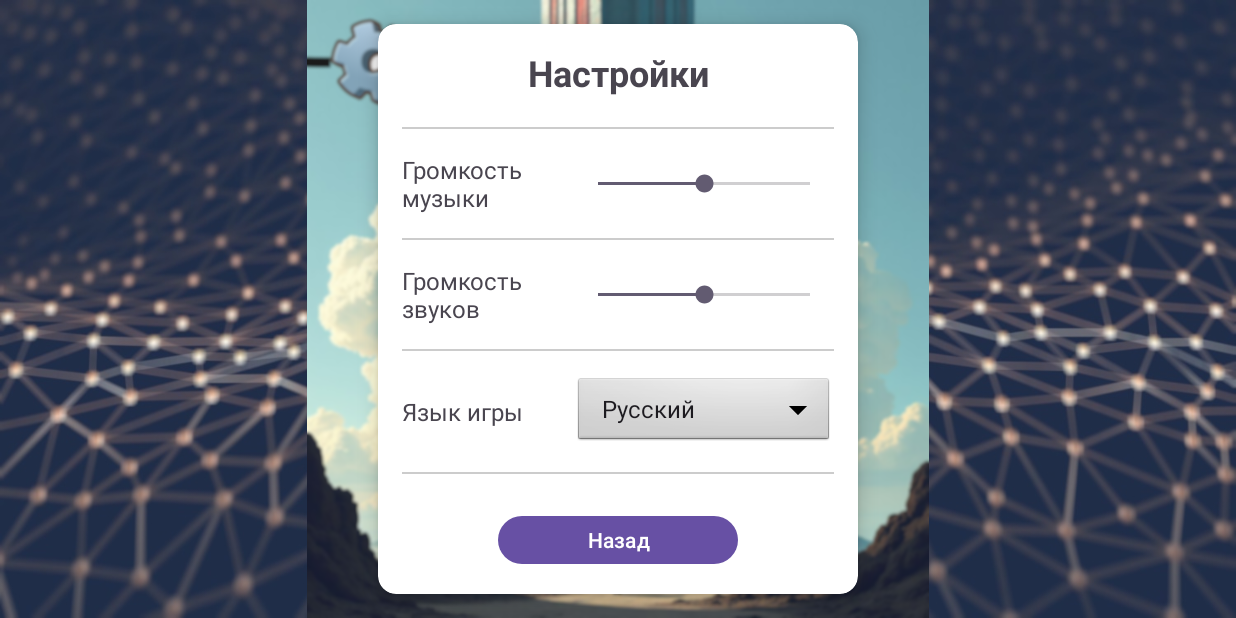
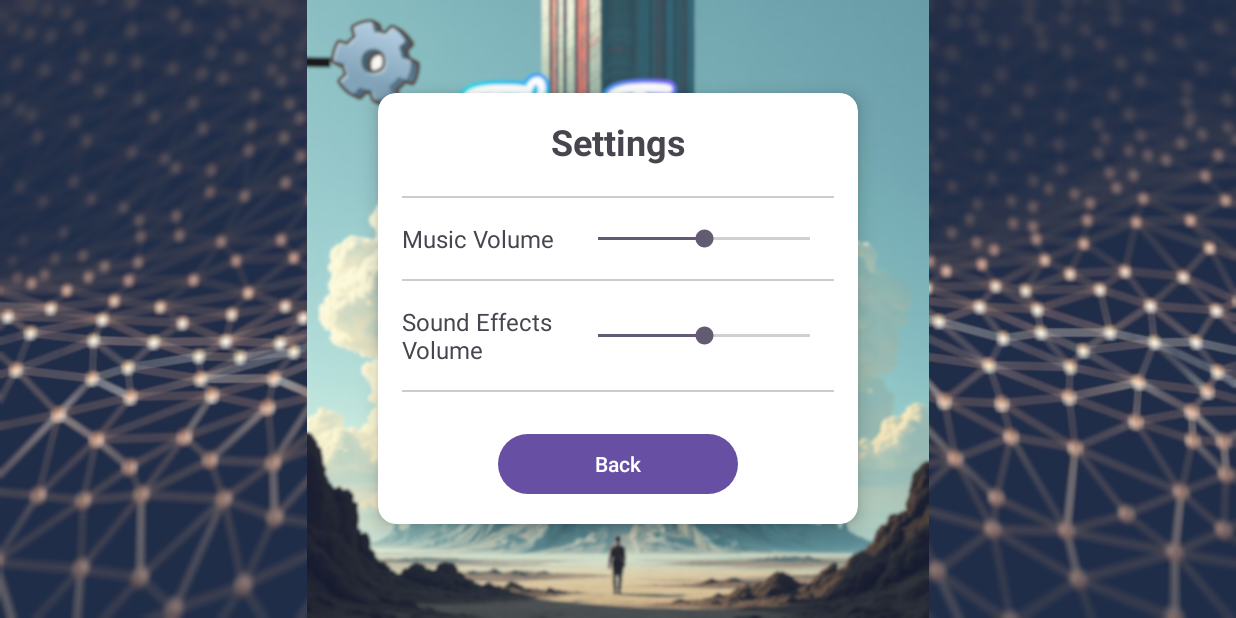
Before and after one commit to Gennadiy-Korobeynikov/TheTower, an Android app: the SettingsFragment screen opened through its navigation route, on a phone screen of 824 x 412 dp (held sideways). Run offline under Robolectric (Android 15) with nearby library versions, the phone set to English and light mode, and no system bars; 3 statements that could not run were skipped.

Commit message:
Bug fixed

```diff
--- a/app/src/main/java/com/tpu/thetower/MainActivity.kt
+++ b/app/src/main/java/com/tpu/thetower/MainActivity.kt
@@ -1,11 +1,9 @@
 package com.tpu.thetower
 
-import android.content.Context
 import android.os.Bundle
 import android.view.View
 import androidx.activity.enableEdgeToEdge
 import androidx.appcompat.app.AppCompatActivity
-import java.io.File
 
 class MainActivity : AppCompatActivity() {
 
@@ -18,22 +16,10 @@ class MainActivity : AppCompatActivity() {
         enableEdgeToEdge()
         setContentView(R.layout.activity_main)
 
-        musicManager = MusicManager.getInstance()
-        soundManager = SoundManager.getInstance()
-        saveManager = SaveManager.getInstance()
-
-
-        val gameData = saveManager.readData(this)
-        val savedMusicVolume = gameData?.gameSettings?.musicVolume ?: 0.5f
-        val savedSoundVolume = gameData?.gameSettings?.soundVolume ?: 0.5f
-
-        musicManager.setVolume(savedMusicVolume)
-        soundManager.setVolume(savedSoundVolume)
+        loadSettings()
 
 //        deleteJsonFile(this, "save_file.json")
-//
 //        copyJsonFromAssets(this, "save_file.json")
-
 
 
         window.decorView.apply {
@@ -46,6 +32,21 @@ class MainActivity : AppCompatActivity() {
         }
 
     }
+
+    fun loadSettings() {
+        musicManager = MusicManager.getInstance()
+        soundManager = SoundManager.getInstance()
+        saveManager = SaveManager.getInstance()
+
+
+        val gameData = saveManager.readData(this)
+        val savedMusicVolume = gameData?.gameSettings?.musicVolume ?: 0.5f
+        val savedSoundVolume = gameData?.gameSettings?.soundVolume ?: 0.5f
+
+        musicManager.setVolume(savedMusicVolume)
+        soundManager.setVolume(savedSoundVolume)
+    }
+
 
 
 
--- a/app/src/main/java/com/tpu/thetower/MusicManager.kt
+++ b/app/src/main/java/com/tpu/thetower/MusicManager.kt
@@ -64,7 +64,6 @@ class MusicManager private constructor()  {
         mediaPlayer?.setVolume(this.volume, this.volume)
     }
 
-
     fun getCurrentMusic(): Int {
         return currentMusic
     }
--- a/app/src/main/java/com/tpu/thetower/fragments/Lvl0Fragment.kt
+++ b/app/src/main/java/com/tpu/thetower/fragments/Lvl0Fragment.kt
@@ -2,19 +2,15 @@ package com.tpu.thetower.fragments
 
 import android.content.pm.PackageManager
 import android.os.Bundle
-import androidx.fragment.app.Fragment
 import android.view.View
 import android.widget.Button
 import android.widget.ImageButton
 import android.widget.ImageView
-import android.widget.Toast
 import androidx.core.content.ContextCompat
 import androidx.core.os.bundleOf
-import androidx.fragment.app.setFragmentResult
-import androidx.transition.Visibility
+import androidx.fragment.app.Fragment
 import com.tpu.thetower.FragmentManager
 import com.tpu.thetower.MusicManager
-import com.tpu.thetower.PermissionManager
 import com.tpu.thetower.R
 import com.tpu.thetower.SoundManager
 import com.tpu.thetower.databinding.FragmentLvl0Binding
@@ -56,12 +52,9 @@ class Lvl0Fragment : Fragment(R.layout.fragment_lvl0) {
         }
         else
             startAwakeningAnim()
-
-
     }
 
     private fun bindView() {
-
         btnToElevator= binding.btnToElevator
         btnToPuzzle1 = binding.btnToPuzzle1
         ivDarkness  = binding.ivDarkness
@@ -71,8 +64,6 @@ class Lvl0Fragment : Fragment(R.layout.fragment_lvl0) {
     }
 
     private fun setListeners() {
-
-
         btnToElevator.setOnClickListener {
             FragmentManager.changeBG(this, R.id.action_global_elevatorFragment)
             FragmentManager.showGoBackArrow(requireActivity())
@@ -84,8 +75,6 @@ class Lvl0Fragment : Fragment(R.layout.fragment_lvl0) {
             FragmentManager.showGoBackArrow(requireActivity())
             //getPermissions()
         }
-
-
 
         ivDarkness.setOnClickListener {
             FragmentManager.showDialog(requireActivity())
@@ -122,7 +111,6 @@ class Lvl0Fragment : Fragment(R.layout.fragment_lvl0) {
                         soundManager.playSound(R.raw.sound_of_a_flashlight)
                         ivDarkness.visibility = View.VISIBLE
                     }
-
                 }
             }
         }
@@ -148,7 +136,6 @@ class Lvl0Fragment : Fragment(R.layout.fragment_lvl0) {
                     "testt",
                     bundleOf("test" to "Ах, голова раскалывается. Где я?")
                 )
-
                 getPermissions() // Временно просим разрешения здесь
             }
             .start()
@@ -163,11 +150,10 @@ class Lvl0Fragment : Fragment(R.layout.fragment_lvl0) {
         soundManager.loadSound(requireContext(), R.raw.sound_of_an_elevator_door_opening)
     }
 
-
     override fun onDestroy() {
         super.onDestroy()
+
         flashlightManager.unregister()
-        soundManager.release()
     }
 
     override fun onResume() {
@@ -176,4 +162,9 @@ class Lvl0Fragment : Fragment(R.layout.fragment_lvl0) {
         musicManager.playMusic(requireContext(), R.raw.soundtrack_2)
     }
 
+    override fun onPause() {
+        super.onPause()
+
+        musicManager.pauseMusic()
+    }
 }
--- a/app/src/main/java/com/tpu/thetower/fragments/SettingsFragment.kt
+++ b/app/src/main/java/com/tpu/thetower/fragments/SettingsFragment.kt
@@ -2,10 +2,8 @@ package com.tpu.thetower.fragments
 
 import android.os.Bundle
 import android.view.View
-import android.widget.ArrayAdapter
 import android.widget.Button
 import android.widget.SeekBar
-import android.widget.Spinner
 import androidx.fragment.app.Fragment
 import com.tpu.thetower.FragmentManager
 import com.tpu.thetower.MusicManager
@@ -17,22 +15,35 @@ import com.tpu.thetower.databinding.FragmentSettingsBinding
 
 class SettingsFragment : Fragment(R.layout.fragment_settings) {
 
+    private lateinit var binding: FragmentSettingsBinding
+
     private lateinit var musicManager: MusicManager
     private lateinit var soundManager: SoundManager
     private lateinit var saveManager: SaveManager
 
+    private lateinit var btnBack: Button
+    private lateinit var sbMusic: SeekBar
+    private lateinit var sbSound: SeekBar
+
     override fun onViewCreated(view: View, savedInstanceState: Bundle?) {
         super.onViewCreated(view, savedInstanceState)
 
-        musicManager = MusicManager.getInstance()
-        soundManager = SoundManager.getInstance()
+        binding = FragmentSettingsBinding.bind(view)
+
+        bindView()
+        setListeners()
+        handleSounds()
+    }
+
+    private fun bindView() {
+
+        btnBack = binding.btnBack
+        sbMusic = binding.musicVolumeSeekBar
+        sbSound = binding.soundVolumeSeekBar
+    }
+
+    private fun setListeners() {
         saveManager = SaveManager.getInstance()
-
-        val binding = FragmentSettingsBinding.bind(view)
-        val btnBack: Button = binding.btnBack
-        val sbMusic: SeekBar = binding.musicVolumeSeekBar
-        val sbSound: SeekBar = binding.soundVolumeSeekBar
-
         val gameData = saveManager.readData(requireContext())
         val savedMusicVolume = gameData?.gameSettings?.musicVolume ?: 0.5f
         val savedSoundVolume = gameData?.gameSettings?.soundVolume ?: 0.5f
@@ -84,19 +95,15 @@ class SettingsFragment : Fragment(R.layout.fragment_settings) {
             }
         })
 
-        val languageSpinner = view.findViewById<Spinner>(R.id.language_spinner)
-        ArrayAdapter.createFromResource(
-            requireContext(),
-            R.array.language_options,
-            android.R.layout.simple_spinner_item
-        ).also { adapter ->
-            adapter.setDropDownViewResource(android.R.layout.simple_spinner_dropdown_item)
-            languageSpinner.adapter = adapter
-        }
-
         btnBack.setOnClickListener {
             FragmentManager.goBack(this)
         }
+    }
+
+    private fun handleSounds() {
+        musicManager = MusicManager.getInstance()
+        soundManager = SoundManager.getInstance()
+        saveManager = SaveManager.getInstance()
     }
 
     override fun onResume() {
@@ -104,4 +111,10 @@ class SettingsFragment : Fragment(R.layout.fragment_settings) {
 
         musicManager.resumeMusic()
     }
+
+    override fun onPause() {
+        super.onPause()
+
+        musicManager.pauseMusic()
+    }
 }
--- a/app/src/main/java/com/tpu/thetower/fragments/TitleScreenFragment.kt
+++ b/app/src/main/java/com/tpu/thetower/fragments/TitleScreenFragment.kt
@@ -9,24 +9,34 @@ import com.tpu.thetower.MusicManager
 import com.tpu.thetower.R
 import com.tpu.thetower.databinding.FragmentTitleScreenBinding
 
-
 class TitleScreenFragment : Fragment(R.layout.fragment_title_screen) {
 
-    protected lateinit var musicManager: MusicManager
+    private lateinit var binding: FragmentTitleScreenBinding
 
+    private lateinit var musicManager: MusicManager
+
+    private lateinit var btnStart: Button
+    private lateinit var btnSettings: Button
 
     override fun onViewCreated(view: View, savedInstanceState: Bundle?) {
         super.onViewCreated(view, savedInstanceState)
 
-        musicManager = MusicManager.getInstance()
+        binding = FragmentTitleScreenBinding.bind(view)
 
-        val binding = FragmentTitleScreenBinding.bind(view)
-        val btnStart: Button = binding.btnToLvl0
-        val btnSettings: Button = binding.btnToSettings
+        bindView()
+        setListeners()
+        handleSounds()
 
         FragmentManager.hideHUD(requireActivity())
         FragmentManager.hideGoBackArrow(requireActivity())
+    }
 
+    private fun bindView() {
+        btnStart = binding.btnToLvl0
+        btnSettings = binding.btnToSettings
+    }
+
+    private fun setListeners() {
         btnStart.setOnClickListener {
             FragmentManager.changeBG(this, R.id.action_titleScreenFragment_to_lvl0Fragment)
             FragmentManager.showHUD(requireActivity())
@@ -38,6 +48,9 @@ class TitleScreenFragment : Fragment(R.layout.fragment_title_screen) {
         }
     }
 
+    private fun handleSounds() {
+        musicManager = MusicManager.getInstance()
+    }
 
     override fun onResume() {
         super.onResume()
@@ -54,7 +67,7 @@ class TitleScreenFragment : Fragment(R.layout.fragment_title_screen) {
 
     override fun onPause() {
         super.onPause()
+
         musicManager.pauseMusic()
     }
-
 }
--- a/app/src/main/res/layout/fragment_settings.xml
+++ b/app/src/main/res/layout/fragment_settings.xml
@@ -115,36 +115,6 @@
                 android:background="#CCCCCC"
                 android:layout_marginBottom="16dp"/>
 
-            <!-- Выбор языка -->
-            <LinearLayout
-                android:layout_width="match_parent"
-                android:layout_height="wrap_content"
-                android:orientation="horizontal"
-                android:gravity="center_vertical"
-                android:layout_marginBottom="16dp">
-
-                <TextView
-                    android:layout_width="0dp"
-                    android:layout_height="wrap_content"
-                    android:layout_weight="1"
-                    android:text="@string/game_language"
-                    android:textSize="16sp"/>
-
-                <Spinner
-                    android:id="@+id/language_spinner"
-                    android:layout_width="0dp"
-                    android:layout_height="wrap_content"
-                    android:layout_weight="1.5"
-                    android:background="@android:drawable/btn_dropdown"/>
-            </LinearLayout>
-
-            <!-- Разделитель -->
-            <View
-                android:layout_width="match_parent"
-                android:layout_height="1dp"
-                android:background="#CCCCCC"
-                android:layout_marginBottom="16dp"/>
-
             <!-- Кнопка назад -->
             <Button
                 android:id="@+id/btn_back"
--- a/app/src/main/res/values/strings.xml
+++ b/app/src/main/res/values/strings.xml
@@ -1,47 +1,15 @@
 <resources>
-    <string name="app_name">TheTower</string>
+    <!-- Strings for settings menu -->
+    <string name="settings_title">Settings</string>
+    <string name="music_volume">Music Volume</string>
+    <string name="sound_volume">Sound Effects Volume</string>
+    <string name="game_language">Game Language</string>
+    <string name="back_button">Back</string>
 
-    <!--################################# Окно запроса разрешений (+ туториал)  #######################################-->
-    <string name="permission_request">
-    У этой игры есть особенные механики: по мере прохождения вам будут встречаться головоломки, для решения
-    которых нужно будет использовать Вашу креативность... и ваше устройство.\n
-    Первое полностью в вашем распоряжении, а вот на второе игре необходимы разрешения.\n\n
-    (Не пугайтесь, если некоторые разрешения покажутся вам странными. Я, диалоговое окошко, лично гарантирую, что все данные будут использованы только для продвижения по игрвому миру)\n\n
-
-    Например, сейчас, подумайте, каким образом можно использовать ваш смарфтон, чтобы временно включить свет в комнате.
-</string>
-
-    <string name="ok">ОК</string>
-
-    <!--##############################################################################################################-->
-
-
-    <!--################################# Окно при отказе предоставить разрешения  ####################################-->
-
-    <string name="permission_denied_msg">
-        Подождите! Вы теряете значительный объём уникального геймплея этой игры!
-    Все разрешения необходимы только для того, чтобы отслеживать, что Вы сумели подойти нестандартно к решению,
-    вышли за рамки привычных игр этого жанра и использовали функции вашего
-    устройства ( включение фонарика, камеры, добавление нового контакта и многое другое! )\n\n
-        Я, диалоговое окно, очень надеюсь, что мне удалось переубедить Вас, ведь разработчики очень старались сделать игру необычной :)
-    </string>
-
-    <string name="open_sys"> Перейти в настройки приложения</string>
-    <string name="no_thanks"> Нет, спасибо, я смогу насладиться и тем, что есть</string>
-    <!-- TODO: Remove or change this placeholder text -->
-    <string name="hello_blank_fragment">Hello blank fragment</string>
-
-    <!--##############################################################################################################-->
-    <string name="settings_title">Настройки</string>
-    <string name="music_volume">Громкость музыки</string>
-    <string name="sound_volume">Громкость звуков</string>
-    <string name="game_language">Язык игры</string>
-    <string name="back_button">Назад</string>
-
-    <!-- Массив для языков -->
+    <!-- Language array -->
     <string-array name="language_options">
-        <item>Русский</item>
-        <item>Английский</item>
-        <item>Немецкий</item>
+        <item>Russian</item>
+        <item>English</item>
+        <item>German</item>
     </string-array>
 </resources>
```
Also changed, not shown: app/src/main/java/com/tpu/thetower/FragmentManager.kt (+0 -13 lines), app/src/main/java/com/tpu/thetower/SaveManager.kt (+0 -33 lines), 2 other files.
